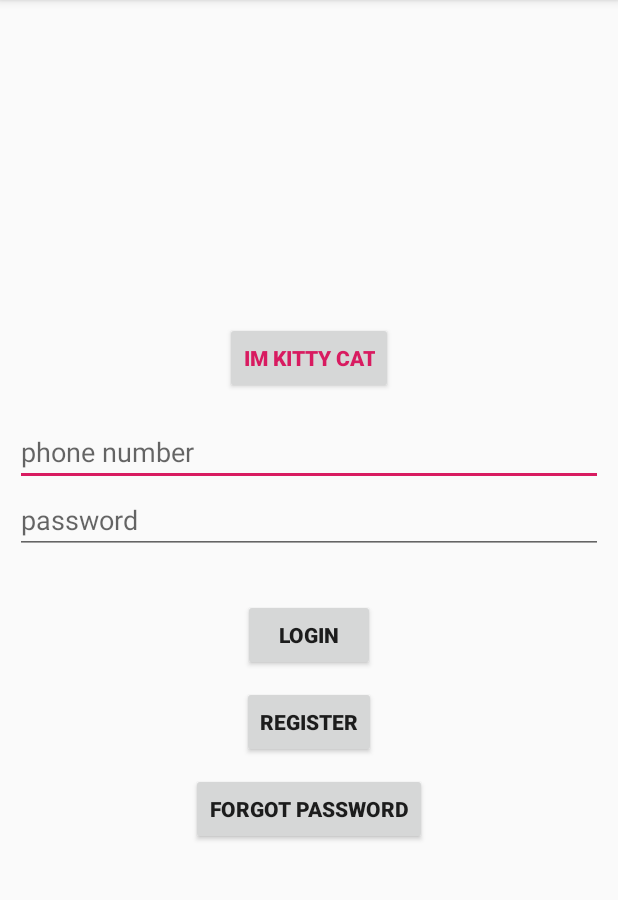
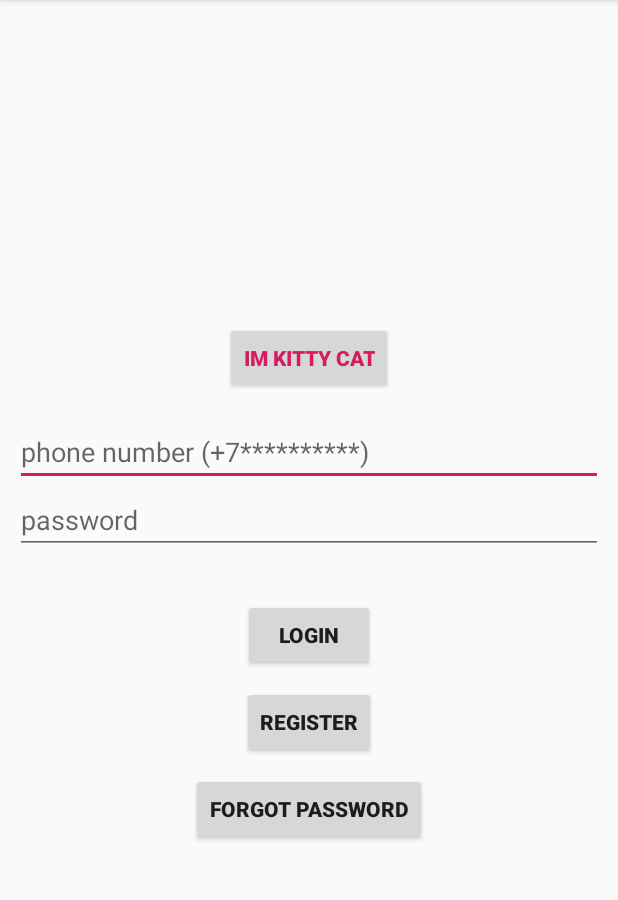
Before and after one commit to Shasha33/Spender, an Android app: the LoginActivity screen opened directly, with no data from a screen before it, on a phone screen of 412 x 824 dp, the part 84-984 px from its top. Run offline under Robolectric (Android 15) with nearby library versions, the light colour scheme and no system bars; Roboto replaces fonts that are not available here.

Commit message:
messages fixed

```diff
--- a/Spender/app/src/main/java/com/project/spender/activities/LoginActivity.java
+++ b/Spender/app/src/main/java/com/project/spender/activities/LoginActivity.java
@@ -41,7 +41,7 @@ public class LoginActivity extends AppCompatActivity {
             String newNumber = number.getText().toString();
             String newName = name.getText().toString();
             String result = ChecksRoller.getInstance().register(newName, newNumber, newEmail);
-            Toast.makeText(this, result, Toast.LENGTH_SHORT);
+            Toast.makeText(this, result, Toast.LENGTH_SHORT).show();
             if (result.equals("Success")) {
                 setLoginMode();
             }
@@ -70,7 +70,7 @@ public class LoginActivity extends AppCompatActivity {
 
         restore.setOnClickListener(v -> {
             String num = number.getText().toString();
-            Toast.makeText(this, ChecksRoller.getInstance().restore(num), Toast.LENGTH_SHORT);
+            Toast.makeText(this, ChecksRoller.getInstance().restore(num), Toast.LENGTH_SHORT).show();
         });
     }
 
--- a/Spender/app/src/main/res/layout/activity_login.xml
+++ b/Spender/app/src/main/res/layout/activity_login.xml
@@ -29,7 +29,7 @@
         android:layout_marginTop="16dp"
         android:layout_marginRight="10dp"
         android:ems="10"
-        android:hint="phone number"
+        android:hint="phone number (+7**********)"
         android:inputType="phone" />
 
     <EditText
```
Also changed, not shown: Spender/app/src/main/java/com/project/spender/ChecksRoller.java (+9 -2 lines).
